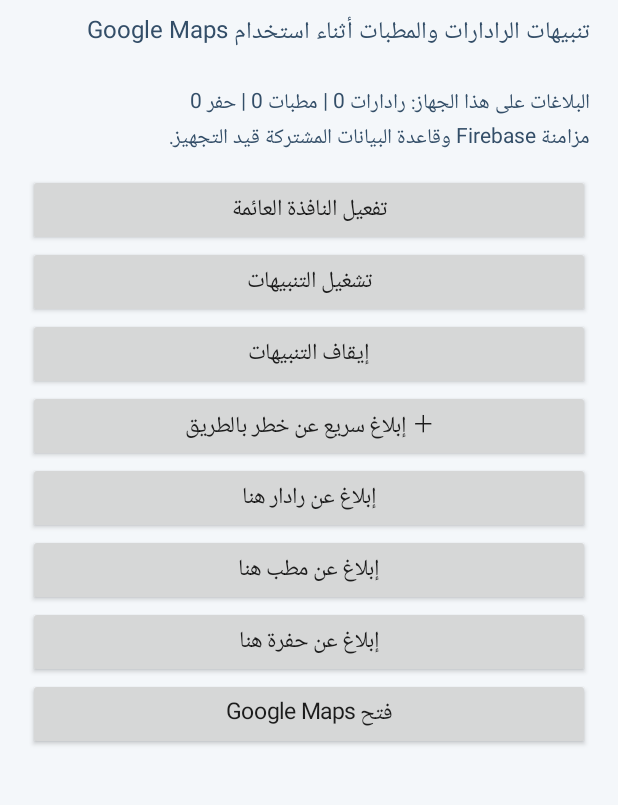
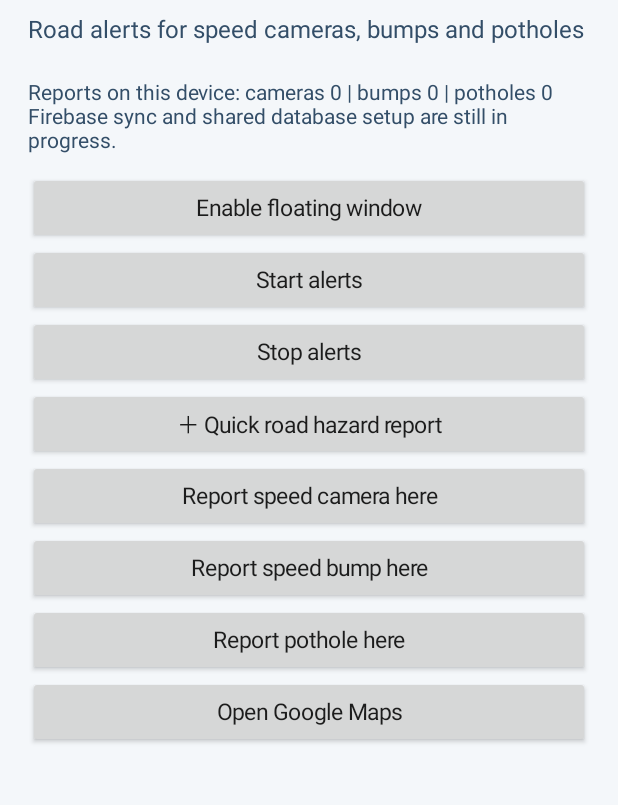
Before and after one commit to 3mar4ehab/Matabaat, an Android app: the screen it shows after launch (MainActivity), on a phone screen of 412 x 824 dp, the part 93-898 px from its top. Run offline under Robolectric (Android 15) with nearby library versions, the phone set to English and light mode, and no system bars.

Commit message:
Localize Matabaat app interface

```diff
--- a/app/src/main/java/com/roadalert/egypt/MainActivity.kt
+++ b/app/src/main/java/com/roadalert/egypt/MainActivity.kt
@@ -27,21 +27,21 @@ class MainActivity : Activity() {
             setPadding(28, 36, 28, 28)
             setBackgroundColor(0xFFF4F7FA.toInt())
         }
-        val title = TextView(this).apply { text = "Matabaat"; textSize = 28f; setTextColor(0xFF102A43.toInt()) }
+        val title = TextView(this).apply { text = getString(R.string.app_name); textSize = 28f; setTextColor(0xFF102A43.toInt()) }
         val subtitle = TextView(this).apply {
-            text = "تنبيهات الرادارات والمطبات أثناء استخدام Google Maps"
+            text = getString(R.string.subtitle)
             textSize = 16f; setPadding(0, 12, 0, 24); setTextColor(0xFF334E68.toInt())
         }
         status = TextView(this).apply { textSize = 14f; setPadding(0, 8, 0, 18); setTextColor(0xFF334E68.toInt()) }
         root.addView(title); root.addView(subtitle); root.addView(status)
-        root.addView(actionButton("تفعيل النافذة العائمة") { enableOverlay() })
-        root.addView(actionButton("تشغيل التنبيهات") { startAlerts() })
-        root.addView(actionButton("إيقاف التنبيهات") { stopService(Intent(this, AlertService::class.java)); Toast.makeText(this, "تم إيقاف التنبيهات", Toast.LENGTH_SHORT).show() })
-        root.addView(actionButton("＋ إبلاغ سريع عن خطر بالطريق") { showQuickReport() })
-        root.addView(actionButton("إبلاغ عن رادار هنا") { report(HazardType.SPEED_CAMERA) })
-        root.addView(actionButton("إبلاغ عن مطب هنا") { report(HazardType.SPEED_BUMP) })
-        root.addView(actionButton("إبلاغ عن حفرة هنا") { report(HazardType.POTHOLE) })
-        root.addView(actionButton("فتح Google Maps") {
+        root.addView(actionButton(R.string.overlay) { enableOverlay() })
+        root.addView(actionButton(R.string.start_alerts) { startAlerts() })
+        root.addView(actionButton(R.string.stop_alerts) { stopService(Intent(this, AlertService::class.java)); Toast.makeText(this, R.string.alerts_stopped, Toast.LENGTH_SHORT).show() })
+        root.addView(actionButton(R.string.quick_report) { showQuickReport() })
+        root.addView(actionButton(R.string.report_camera) { report(HazardType.SPEED_CAMERA) })
+        root.addView(actionButton(R.string.report_bump) { report(HazardType.SPEED_BUMP) })
+        root.addView(actionButton(R.string.report_pothole) { report(HazardType.POTHOLE) })
+        root.addView(actionButton(R.string.open_maps) {
             startActivity(Intent(Intent.ACTION_VIEW, Uri.parse("https://maps.google.com")))
         })
         setContentView(root)
@@ -49,18 +49,18 @@ class MainActivity : Activity() {
         requestLocationPermission()
     }
 
-    private fun actionButton(label: String, action: () -> Unit) = Button(this).apply {
-        text = label; isAllCaps = false; textSize = 15f; gravity = Gravity.CENTER
+    private fun actionButton(label: Int, action: () -> Unit) = Button(this).apply {
+        text = getString(label); isAllCaps = false; textSize = 15f; gravity = Gravity.CENTER
         setOnClickListener { action() }
     }
 
     private fun showQuickReport() {
-        val labels = arrayOf("🚨 رادار", "🟡 مطب", "🕳️ حفرة")
+        val labels = arrayOf(getString(R.string.camera), getString(R.string.bump), getString(R.string.pothole))
         val types = arrayOf(HazardType.SPEED_CAMERA, HazardType.SPEED_BUMP, HazardType.POTHOLE)
         AlertDialog.Builder(this)
-            .setTitle("إيه الخطر اللي قابلته؟")
+            .setTitle(R.string.quick_report_title)
             .setItems(labels) { _, which -> report(types[which]) }
-            .setNegativeButton("إلغاء", null)
+            .setNegativeButton(R.string.cancel, null)
             .show()
     }
 
@@ -73,8 +73,8 @@ class MainActivity : Activity() {
     private fun enableOverlay() {
         if (!Settings.canDrawOverlays(this)) {
             startActivity(Intent(Settings.ACTION_MANAGE_OVERLAY_PERMISSION, Uri.parse("package:$packageName")))
-            Toast.makeText(this, "اسمح لـ Matabaat بالظهور فوق التطبيقات ثم ارجع للتطبيق", Toast.LENGTH_LONG).show()
-        } else Toast.makeText(this, "تم السماح بالنافذة العائمة", Toast.LENGTH_SHORT).show()
+            Toast.makeText(this, R.string.overlay_instruction, Toast.LENGTH_LONG).show()
+        } else Toast.makeText(this, R.string.overlay_allowed, Toast.LENGTH_SHORT).show()
     }
 
     private fun startAlerts() {
@@ -84,7 +84,7 @@ class MainActivity : Activity() {
         if (!Settings.canDrawOverlays(this)) { enableOverlay(); return }
         val intent = Intent(this, AlertService::class.java)
         if (Build.VERSION.SDK_INT >= Build.VERSION_CODES.O) startForegroundService(intent) else startService(intent)
-        Toast.makeText(this, "بدأت خدمة التنبيهات", Toast.LENGTH_SHORT).show()
+        Toast.makeText(this, R.string.alerts_started, Toast.LENGTH_SHORT).show()
     }
 
     private fun report(type: HazardType) {
@@ -97,15 +97,18 @@ class MainActivity : Activity() {
                 ?: lm.getLastKnownLocation(android.location.LocationManager.NETWORK_PROVIDER)
         }.getOrNull()
         if (location == null) {
-            Toast.makeText(this, "لم يتم تحديد موقعك بعد. شغّل GPS وانتظر قليلاً", Toast.LENGTH_LONG).show(); return
+            Toast.makeText(this, R.string.gps_wait, Toast.LENGTH_LONG).show(); return
         }
         store.add(Hazard(location.latitude, location.longitude, type))
-        Toast.makeText(this, "تم حفظ البلاغ على جهازك مؤقتًا", Toast.LENGTH_SHORT).show()
+        Toast.makeText(this, R.string.report_saved, Toast.LENGTH_SHORT).show()
         refreshStatus()
     }
 
     private fun refreshStatus() {
-        val counts = HazardType.values().associateWith { t -> store.all().count { it.type == t } }
-        status.text = "البلاغات على هذا الجهاز: رادارات ${counts[HazardType.SPEED_CAMERA]} | مطبات ${counts[HazardType.SPEED_BUMP]} | حفر ${counts[HazardType.POTHOLE]}\nمزامنة Firebase وقاعدة البيانات المشتركة قيد التجهيز."
+        val all = store.all()
+        status.text = getString(R.string.status_local,
+            all.count { it.type == HazardType.SPEED_CAMERA },
+            all.count { it.type == HazardType.SPEED_BUMP },
+            all.count { it.type == HazardType.POTHOLE }) + "\n" + getString(R.string.sync_pending)
     }
 }
```
